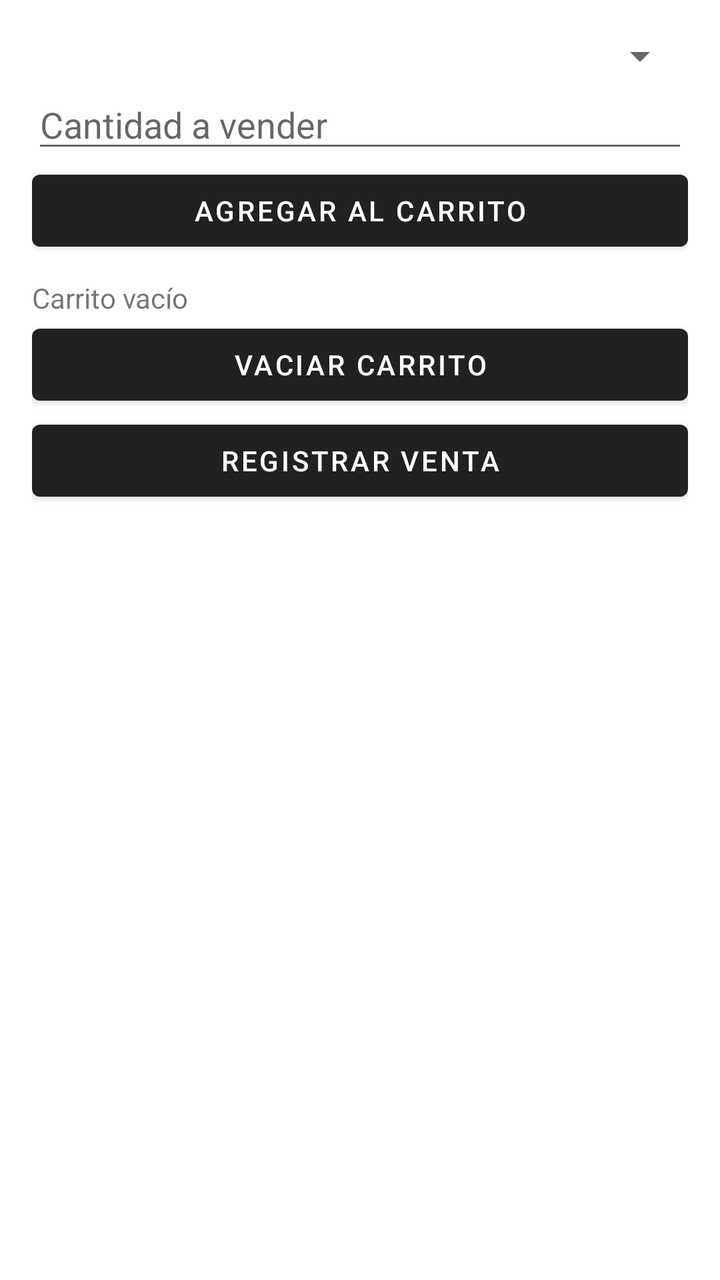
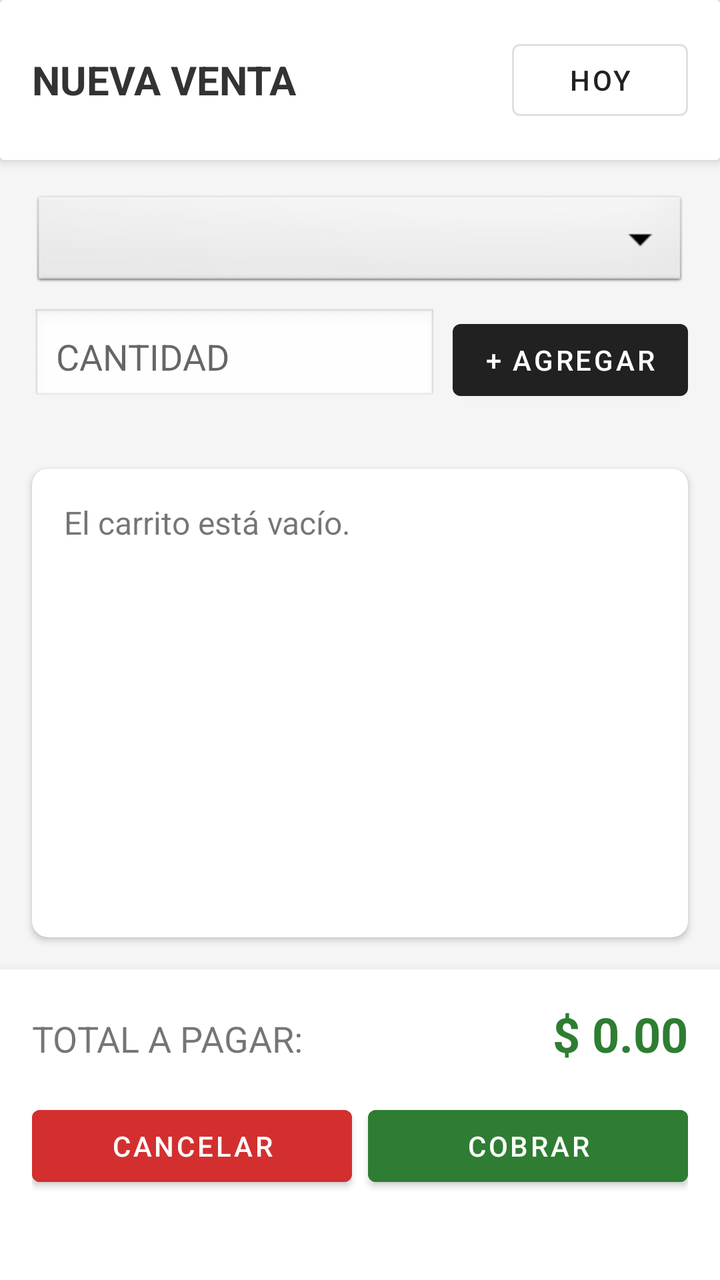

Before-and-after screenshots of an Android layout around one commit, followed by the original layout XML and the change that was made.
<!-- AndroidManifest.xml: application theme Theme.MaterialComponents.DayNight.DarkActionBar -->
<!-- res/layout/activity_sales.xml -->
<?xml version="1.0" encoding="utf-8"?>
<ScrollView
    xmlns:android="http://schemas.android.com/apk/res/android"
    android:layout_width="match_parent"
    android:layout_height="match_parent">

    <LinearLayout
        android:orientation="vertical"
        android:padding="16dp"
        android:layout_width="match_parent"
        android:layout_height="wrap_content">

        <Spinner
            android:id="@+id/spProducts"
            android:layout_width="match_parent"
            android:layout_height="wrap_content"/>

        <EditText
            android:id="@+id/etQuantity"
            android:hint="Cantidad a vender"
            android:inputType="numberDecimal"
            android:layout_width="match_parent"
            android:layout_height="wrap_content"/>

        
        <Button
            android:id="@+id/btnAddToCart"
            android:text="Agregar al carrito"
            android:layout_width="match_parent"
            android:layout_height="wrap_content"/>

        
        <TextView
            android:id="@+id/txtCart"
            android:layout_width="match_parent"
            android:layout_height="wrap_content"
            android:paddingTop="10dp"
            android:text="Carrito vacío"/>

        
        <Button
            android:id="@+id/btnClearCart"
            android:text="Vaciar carrito"
            android:layout_width="match_parent"
            android:layout_height="wrap_content"/>

        
        <Button
            android:id="@+id/btnSell"
            android:text="Registrar Venta"
            android:layout_width="match_parent"
            android:layout_height="wrap_content"/>

        <TextView
            android:id="@+id/txtStatus"
            android:paddingTop="16dp"
            android:layout_width="match_parent"
            android:layout_height="wrap_content"/>

    </LinearLayout>

</ScrollView>
<!-- resources referenced by this layout -->
<resources>

</resources>

<!-- the commit's change to res/layout/activity_sales.xml (unified diff, before → after) -->
@@ -1,62 +1,167 @@
 <?xml version="1.0" encoding="utf-8"?>
-<ScrollView
-    xmlns:android="http://schemas.android.com/apk/res/android"
+<LinearLayout xmlns:android="http://schemas.android.com/apk/res/android"
+    xmlns:app="http://schemas.android.com/apk/res-auto"
     android:layout_width="match_parent"
-    android:layout_height="match_parent">
+    android:layout_height="match_parent"
+    android:orientation="vertical"
+    android:background="#F5F5F5">
 
+    
+    <androidx.cardview.widget.CardView
+        android:layout_width="match_parent"
+        android:layout_height="wrap_content"
+        app:cardElevation="4dp"
+        app:cardBackgroundColor="#FFFFFF">
+        
+        <LinearLayout
+            android:padding="16dp"
+            android:orientation="horizontal"
+            android:gravity="center_vertical"
+            android:layout_width="match_parent"
+            android:layout_height="wrap_content">
+
+            <TextView
+                android:text="NUEVA VENTA"
+                android:textSize="20sp"
+                android:textStyle="bold"
+                android:textColor="#333333"
+                android:layout_weight="1"
+                android:layout_width="0dp"
+                android:layout_height="wrap_content"/>
+
+            <Button
+                android:id="@+id/btnDate"
+                android:text="HOY"
+                style="@style/Widget.MaterialComponents.Button.OutlinedButton"
+                android:layout_width="wrap_content"
+                android:layout_height="wrap_content"/>
+        </LinearLayout>
+    </androidx.cardview.widget.CardView>
+
+    
     <LinearLayout
+        android:padding="16dp"
         android:orientation="vertical"
-        android:padding="16dp"
         android:layout_width="match_parent"
         android:layout_height="wrap_content">
 
         <Spinner
             android:id="@+id/spProducts"
+            android:background="@android:drawable/btn_dropdown"
+            android:layout_marginBottom="8dp"
             android:layout_width="match_parent"
-            android:layout_height="wrap_content"/>
+            android:layout_height="50dp"/>
 
-        <EditText
-            android:id="@+id/etQuantity"
-            android:hint="Cantidad a vender"
-            android:inputType="numberDecimal"
+        <LinearLayout
+            android:orientation="horizontal"
             android:layout_width="match_parent"
-            android:layout_height="wrap_content"/>
+            android:layout_height="wrap_content">
 
-        
-        <Button
-            android:id="@+id/btnAddToCart"
-            android:text="Agregar al carrito"
+            <EditText
+                android:id="@+id/etQuantity"
+                android:hint="CANTIDAD"
+                android:inputType="numberDecimal"
+                android:background="@android:drawable/edit_text"
+                android:padding="12dp"
+                android:layout_weight="1"
+                android:layout_width="0dp"
+                android:layout_height="wrap_content"/>
+
+            <Button
+                android:id="@+id/btnAddToCart"
+                android:text="+ AGREGAR"
+                android:layout_marginStart="8dp"
+                android:layout_width="wrap_content"
+                android:layout_height="wrap_content"/>
+        </LinearLayout>
+    </LinearLayout>
+
+    
+    <androidx.cardview.widget.CardView
+        android:layout_margin="16dp"
+        android:layout_weight="1"
+        android:layout_width="match_parent"
+        android:layout_height="0dp"
+        app:cardCornerRadius="8dp">
+
+        <ScrollView
             android:layout_width="match_parent"
-            android:layout_height="wrap_content"/>
+            android:layout_height="match_parent">
+            
+            <TextView
+                android:id="@+id/txtCart"
+                android:padding="16dp"
+                android:text="El carrito está vacío."
+                android:textSize="16sp"
+                android:lineSpacingExtra="4dp"
+                android:layout_width="match_parent"
+                android:layout_height="wrap_content"/>
+        </ScrollView>
+    </androidx.cardview.widget.CardView>
 
+    
+    <LinearLayout
+        android:orientation="vertical"
+        android:background="#FFFFFF"
+        android:padding="16dp"
+        android:elevation="8dp"
+        android:layout_width="match_parent"
+        android:layout_height="wrap_content">
+
+        <LinearLayout
+            android:orientation="horizontal"
+            android:layout_marginBottom="16dp"
+            android:layout_width="match_parent"
+            android:layout_height="wrap_content">
+
+            <TextView
+                android:text="TOTAL A PAGAR:"
+                android:textSize="18sp"
+                android:layout_weight="1"
+                android:layout_width="0dp"
+                android:layout_height="wrap_content"/>
+
+            <TextView
+                android:id="@+id/txtTotal"
+                android:text="$ 0.00"
+                android:textSize="24sp"
+                android:textStyle="bold"
+                android:textColor="#2E7D32"
+                android:layout_width="wrap_content"
+                android:layout_height="wrap_content"/>
+        </LinearLayout>
+
+        <LinearLayout
+            android:orientation="horizontal"
+            android:layout_width="match_parent"
+            android:layout_height="wrap_content">
+
+            <Button
+                android:id="@+id/btnClearCart"
+                android:text="CANCELAR"
+                android:backgroundTint="#D32F2F"
+                android:layout_weight="1"
+                android:layout_marginEnd="4dp"
+                android:layout_width="0dp"
+                android:layout_height="wrap_content"/>
+
+            <Button
+                android:id="@+id/btnSell"
+                android:text="COBRAR"
+                android:backgroundTint="#2E7D32"
+                android:layout_weight="1"
+                android:layout_marginStart="4dp"
+                android:layout_width="0dp"
+                android:layout_height="wrap_content"/>
+        </LinearLayout>
         
         <TextView
-            android:id="@+id/txtCart"
-            android:layout_width="match_parent"
-            android:layout_height="wrap_content"
-            android:paddingTop="10dp"
-            android:text="Carrito vacío"/>
-
-        
-        <Button
-            android:id="@+id/btnClearCart"
-            android:text="Vaciar carrito"
-            android:layout_width="match_parent"
-            android:layout_height="wrap_content"/>
-
-        
-        <Button
-            android:id="@+id/btnSell"
-            android:text="Registrar Venta"
-            android:layout_width="match_parent"
-            android:layout_height="wrap_content"/>
-
-        <TextView
             android:id="@+id/txtStatus"
-            android:paddingTop="16dp"
+            android:gravity="center"
+            android:layout_marginTop="8dp"
+            android:textColor="#666"
             android:layout_width="match_parent"
             android:layout_height="wrap_content"/>
 
     </LinearLayout>
-
-</ScrollView>
+</LinearLayout>
